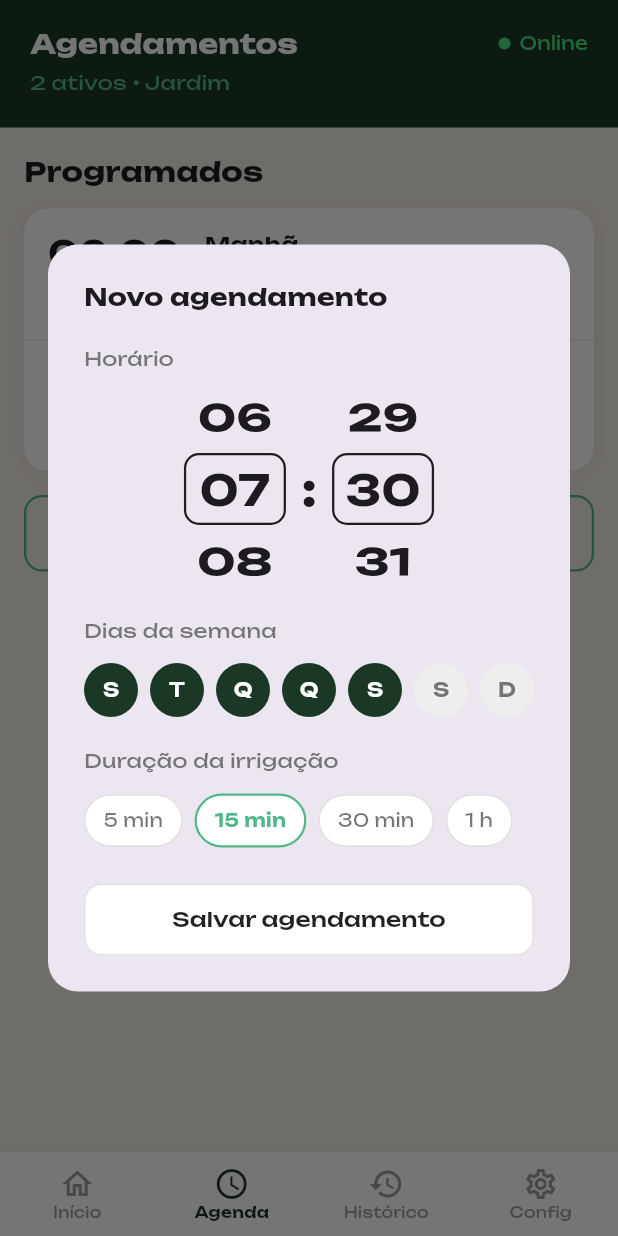
After one commit to RenatoHPissinatti/AutoIrrigator, a Flutter app: the screen it shows after launch, item 2 of the bottom bar chosen, after a tap on "+ Novo agendamento", on a phone screen of 412 x 824 dp. The commit adds this screen. Run offline on Flutter 3.47's test engine with Material 3 defaults, Android fonts, the phone set to English and light mode, and no system bars; our stand-ins replace google_fonts.

Commit message:
feat/agenda + modal

```diff
--- a/App/irrigator/lib/app/app.dart
+++ b/App/irrigator/lib/app/app.dart
@@ -1,5 +1,6 @@
 import 'package:flutter/material.dart';
 import 'package:google_fonts/google_fonts.dart';
+import 'view/pages/agenda_page.dart';
 import 'view/pages/home_page.dart';
 
 class App extends StatelessWidget {
@@ -17,6 +18,7 @@ class App extends StatelessWidget {
       home: const HomePage(),
       routes: {
         '/home': (context) => const HomePage(),
+        '/agenda': (context) => const AgendaPage(),
       },
     );
   }
--- /dev/null
+++ b/App/irrigator/lib/app/model/schedule.dart
@@ -0,0 +1,30 @@
+import 'package:flutter/foundation.dart';
+
+@immutable
+class Schedule {
+  final String id;
+  final int hour;
+  final int minute;
+  final List<bool> days; // [Seg, Ter, Qua, Qui, Sex, Sáb, Dom]
+  final int durationMinutes;
+
+  const Schedule({
+    required this.id,
+    required this.hour,
+    required this.minute,
+    required this.days,
+    required this.durationMinutes,
+  });
+
+  String get label {
+    if (hour >= 5 && hour < 12) return 'Manhã';
+    if (hour >= 12 && hour < 18) return 'Tarde';
+    return 'Noite';
+  }
+
+  String get timeFormatted =>
+      '${hour.toString().padLeft(2, '0')}:${minute.toString().padLeft(2, '0')}';
+
+  String get durationLabel =>
+      durationMinutes >= 60 ? '${durationMinutes ~/ 60} h' : '$durationMinutes min';
+}
--- /dev/null
+++ b/App/irrigator/lib/app/view/pages/agenda_page.dart
@@ -0,0 +1,262 @@
+import 'package:flutter/material.dart';
+import '../../model/schedule.dart';
+import '../../view_model/agenda_view_model.dart';
+import '../widgets/agendamento_modal.dart';
+import '../widgets/bottom_nav_bar.dart';
+
+class AgendaPage extends StatefulWidget {
+  const AgendaPage({super.key});
+
+  @override
+  State<AgendaPage> createState() => _AgendaPageState();
+}
+
+class _AgendaPageState extends State<AgendaPage> {
+  static const _darkGreen = Color(0xFF1B3826);
+  static const _accentGreen = Color(0xFF52B788);
+  static const _bgColor = Color(0xFFF2EDE4);
+
+  static const _dayNames = ['Seg', 'Ter', 'Qua', 'Qui', 'Sex', 'Sáb', 'Dom'];
+
+  late final AgendaViewModel _vm;
+
+  @override
+  void initState() {
+    super.initState();
+    _vm = AgendaViewModel();
+  }
+
+  @override
+  void dispose() {
+    _vm.dispose();
+    super.dispose();
+  }
+
+  Future<void> _openModal() async {
+    final result = await showDialog<Schedule>(
+      context: context,
+      builder: (_) => const AgendamentoModal(),
+    );
+    if (result != null) _vm.addSchedule(result);
+  }
+
+  @override
+  Widget build(BuildContext context) {
+    return ListenableBuilder(
+      listenable: _vm,
+      builder: (context, _) => Scaffold(
+        backgroundColor: _bgColor,
+        body: Column(
+          children: [
+            _buildHeader(),
+            Expanded(
+              child: SingleChildScrollView(
+                padding: const EdgeInsets.all(16),
+                child: Column(
+                  crossAxisAlignment: CrossAxisAlignment.start,
+                  children: [
+                    _buildScheduleList(),
+                    const SizedBox(height: 20),
+                  ],
+                ),
+              ),
+            ),
+          ],
+        ),
+        bottomNavigationBar: BottomNavBar(
+          currentIndex: 1,
+          onTap: (index) {
+            switch (index) {
+              case 0:
+                Navigator.pushReplacementNamed(context, '/home');
+              case 2:
+                Navigator.pushReplacementNamed(context, '/historico');
+              case 3:
+                Navigator.pushReplacementNamed(context, '/config');
+            }
+          },
+        ),
+      ),
+    );
+  }
+
+  Widget _buildHeader() {
+    return Container(
+      color: _darkGreen,
+      padding: EdgeInsets.only(
+        top: MediaQuery.of(context).padding.top + 16,
+        left: 20,
+        right: 20,
+        bottom: 20,
+      ),
+      child: Column(
+        crossAxisAlignment: CrossAxisAlignment.start,
+        children: [
+          Row(
+            mainAxisAlignment: MainAxisAlignment.spaceBetween,
+            children: [
+              const Text(
+                'Agendamentos',
+                style: TextStyle(
+                  color: Colors.white,
+                  fontSize: 18,
+                  fontWeight: FontWeight.bold,
+                ),
+              ),
+              Row(
+                children: [
+                  Container(
+                    width: 8,
+                    height: 8,
+                    decoration: const BoxDecoration(
+                      color: Color(0xFF4ADE80),
+                      shape: BoxShape.circle,
+                    ),
+                  ),
+                  const SizedBox(width: 6),
+                  const Text(
+                    'Online',
+                    style: TextStyle(color: Color(0xFF4ADE80), fontSize: 12),
+                  ),
+                ],
+              ),
+            ],
+          ),
+          const SizedBox(height: 4),
+          Text(
+            '${_vm.activeCount} ativos • Jardim',
+            style: const TextStyle(color: _accentGreen, fontSize: 13),
+          ),
+        ],
+      ),
+    );
+  }
+
+  Widget _buildScheduleList() {
+    return Column(
+      crossAxisAlignment: CrossAxisAlignment.start,
+      children: [
+        const Text(
+          'Programados',
+          style: TextStyle(fontSize: 18, fontWeight: FontWeight.bold),
+        ),
+        const SizedBox(height: 12),
+        Container(
+          decoration: BoxDecoration(
+            color: Colors.white,
+            borderRadius: BorderRadius.circular(16),
+            boxShadow: [
+              BoxShadow(
+                color: Colors.black.withValues(alpha: 0.05),
+                blurRadius: 8,
+                offset: const Offset(0, 2),
+              ),
+            ],
+          ),
+          child: Column(
+            children: [
+              ...List.generate(_vm.schedules.length, (i) {
+                final isLast = i == _vm.schedules.length - 1;
+                return Column(
+                  children: [
+                    _buildScheduleItem(_vm.schedules[i]),
+                    if (!isLast) Divider(height: 1, color: Colors.grey[200]),
+                  ],
+                );
+              }),
+            ],
+          ),
+        ),
+        const SizedBox(height: 16),
+        _buildAddButton(),
+      ],
+    );
+  }
+
+  Widget _buildScheduleItem(Schedule schedule) {
+    return Padding(
+      padding: const EdgeInsets.symmetric(horizontal: 16, vertical: 14),
+      child: Row(
+        crossAxisAlignment: CrossAxisAlignment.start,
+        children: [
+          Text(
+            schedule.timeFormatted,
+            style: const TextStyle(
+              fontSize: 22,
+              fontWeight: FontWeight.bold,
+            ),
+          ),
+          const SizedBox(width: 16),
+          Expanded(
+            child: Column(
+              crossAxisAlignment: CrossAxisAlignment.start,
+              children: [
+                Text(
+                  schedule.label,
+                  style: const TextStyle(
+                    fontWeight: FontWeight.w600,
+                    fontSize: 14,
+                  ),
+                ),
+                Text(
+                  'Duração: ${schedule.durationLabel}',
+                  style: TextStyle(color: Colors.grey[500], fontSize: 12),
+                ),
+                const SizedBox(height: 6),
+                _buildDaysRow(schedule.days),
+              ],
+            ),
+          ),
+        ],
+      ),
+    );
+  }
+
+  Widget _buildDaysRow(List<bool> days) {
+    return Row(
+      children: List.generate(7, (i) {
+        final active = days[i];
+        return Padding(
+          padding: const EdgeInsets.only(right: 4),
+          child: Text(
+            _dayNames[i],
+            style: TextStyle(
+              color: active ? _accentGreen : Colors.grey[400],
+              fontSize: 11,
+              fontWeight: active ? FontWeight.w600 : FontWeight.normal,
+            ),
+          ),
+        );
+      }),
+    );
+  }
+
+  Widget _buildAddButton() {
+    return GestureDetector(
+      onTap: _openModal,
+      child: Container(
+        width: double.infinity,
+        padding: const EdgeInsets.symmetric(vertical: 14),
+        decoration: BoxDecoration(
+          color: Colors.transparent,
+          borderRadius: BorderRadius.circular(12),
+          border: Border.all(
+            color: _accentGreen,
+            width: 1.5,
+            style: BorderStyle.solid,
+          ),
+        ),
+        child: const Center(
+          child: Text(
+            '+ Novo agendamento',
+            style: TextStyle(
+              color: _accentGreen,
+              fontSize: 14,
+              fontWeight: FontWeight.w600,
+            ),
+          ),
+        ),
+      ),
+    );
+  }
+}
--- /dev/null
+++ b/App/irrigator/lib/app/view/widgets/agendamento_modal.dart
@@ -0,0 +1,236 @@
+import 'package:flutter/material.dart';
+import '../../model/schedule.dart';
+
+class AgendamentoModal extends StatefulWidget {
+  const AgendamentoModal({super.key});
+
+  @override
+  State<AgendamentoModal> createState() => _AgendamentoModalState();
+}
+
+class _AgendamentoModalState extends State<AgendamentoModal> {
+  static const _darkGreen = Color(0xFF1B3826);
+  static const _accentGreen = Color(0xFF52B788);
+
+  late final FixedExtentScrollController _hourCtrl;
+  late final FixedExtentScrollController _minuteCtrl;
+
+  int _hour = 7;
+  int _minute = 30;
+  int _durationIndex = 1;
+  final List<bool> _days = [true, true, true, true, true, false, false];
+
+  final List<String> _dayLabels = ['S', 'T', 'Q', 'Q', 'S', 'S', 'D'];
+  final List<String> _durations = ['5 min', '15 min', '30 min', '1 h'];
+  final List<int> _durationValues = [5, 15, 30, 60];
+
+  @override
+  void initState() {
+    super.initState();
+    _hourCtrl = FixedExtentScrollController(initialItem: _hour);
+    _minuteCtrl = FixedExtentScrollController(initialItem: _minute);
+  }
+
+  @override
+  void dispose() {
+    _hourCtrl.dispose();
+    _minuteCtrl.dispose();
+    super.dispose();
+  }
+
+  void _save() {
+    final schedule = Schedule(
+      id: DateTime.now().millisecondsSinceEpoch.toString(),
+      hour: _hour,
+      minute: _minute,
+      days: List.unmodifiable(_days),
+      durationMinutes: _durationValues[_durationIndex],
+    );
+    Navigator.of(context).pop(schedule);
+  }
+
+  @override
+  Widget build(BuildContext context) {
+    return Dialog(
+      shape: RoundedRectangleBorder(borderRadius: BorderRadius.circular(20)),
+      insetPadding: const EdgeInsets.symmetric(horizontal: 32),
+      child: Padding(
+        padding: const EdgeInsets.all(24),
+        child: Column(
+          mainAxisSize: MainAxisSize.min,
+          crossAxisAlignment: CrossAxisAlignment.start,
+          children: [
+            const Text(
+              'Novo agendamento',
+              style: TextStyle(fontSize: 16, fontWeight: FontWeight.bold),
+            ),
+            const SizedBox(height: 20),
+
+            // — Horário —
+            Text('Horário',
+                style: TextStyle(color: Colors.grey[600], fontSize: 13)),
+            const SizedBox(height: 12),
+            Row(
+              mainAxisAlignment: MainAxisAlignment.center,
+              children: [
+                _buildWheel(
+                  controller: _hourCtrl,
+                  itemCount: 24,
+                  label: (i) => i.toString().padLeft(2, '0'),
+                  onChanged: (i) => setState(() => _hour = i),
+                ),
+                const Padding(
+                  padding: EdgeInsets.symmetric(horizontal: 8),
+                  child: Text(':',
+                      style: TextStyle(
+                          fontSize: 32, fontWeight: FontWeight.bold)),
+                ),
+                _buildWheel(
+                  controller: _minuteCtrl,
+                  itemCount: 60,
+                  label: (i) => i.toString().padLeft(2, '0'),
+                  onChanged: (i) => setState(() => _minute = i),
+                ),
+              ],
+            ),
+            const SizedBox(height: 20),
+
+            // — Dias da semana —
+            Text('Dias da semana',
+                style: TextStyle(color: Colors.grey[600], fontSize: 13)),
+            const SizedBox(height: 12),
+            Row(
+              mainAxisAlignment: MainAxisAlignment.spaceBetween,
+              children: List.generate(7, (i) {
+                final active = _days[i];
+                return GestureDetector(
+                  onTap: () => setState(() => _days[i] = !_days[i]),
+                  child: Container(
+                    width: 36,
+                    height: 36,
+                    decoration: BoxDecoration(
+                      color: active ? _darkGreen : Colors.grey[200],
+                      shape: BoxShape.circle,
+                    ),
+                    child: Center(
+                      child: Text(
+                        _dayLabels[i],
+                        style: TextStyle(
+                          color: active ? Colors.white : Colors.grey[600],
+                          fontSize: 13,
+                          fontWeight: FontWeight.w600,
+                        ),
+                      ),
+                    ),
+                  ),
+                );
+              }),
+            ),
+            const SizedBox(height: 20),
+
+            // — Duração da irrigação —
+            Text('Duração da irrigação',
+                style: TextStyle(color: Colors.grey[600], fontSize: 13)),
+            const SizedBox(height: 12),
+            Row(
+              children: List.generate(_durations.length, (i) {
+                final selected = _durationIndex == i;
+                return Padding(
+                  padding: const EdgeInsets.only(right: 8),
+                  child: GestureDetector(
+                    onTap: () => setState(() => _durationIndex = i),
+                    child: Container(
+                      padding: const EdgeInsets.symmetric(
+                          horizontal: 12, vertical: 8),
+                      decoration: BoxDecoration(
+                        color: Colors.white,
+                        borderRadius: BorderRadius.circular(20),
+                        border: Border.all(
+                          color: selected ? _accentGreen : Colors.grey[300]!,
+                          width: selected ? 1.5 : 1,
+                        ),
+                      ),
+                      child: Text(
+                        _durations[i],
+                        style: TextStyle(
+                          color: selected ? _accentGreen : Colors.black54,
+                          fontSize: 12,
+                          fontWeight: selected
+                              ? FontWeight.w600
+                              : FontWeight.normal,
+                        ),
+                      ),
+                    ),
+                  ),
+                );
+              }),
+            ),
+            const SizedBox(height: 24),
+
+            // — Botão salvar —
+            SizedBox(
+              width: double.infinity,
+              child: ElevatedButton(
+                onPressed: _save,
+                style: ElevatedButton.styleFrom(
+                  backgroundColor: Colors.white,
+                  foregroundColor: Colors.black87,
+                  padding: const EdgeInsets.symmetric(vertical: 14),
+                  elevation: 0,
+                  side: BorderSide(color: Colors.grey[300]!),
+                  shape: RoundedRectangleBorder(
+                      borderRadius: BorderRadius.circular(12)),
+                ),
+                child: const Text('Salvar agendamento'),
+              ),
+            ),
+          ],
+        ),
+      ),
+    );
+  }
+
+  Widget _buildWheel({
+    required FixedExtentScrollController controller,
+    required int itemCount,
+    required String Function(int) label,
+    required ValueChanged<int> onChanged,
+  }) {
+    return SizedBox(
+      width: 72,
+      height: 130,
+      child: Stack(
+        alignment: Alignment.center,
+        children: [
+          Container(
+            height: 48,
+            margin: const EdgeInsets.symmetric(horizontal: 2),
+            decoration: BoxDecoration(
+              border: Border.all(color: Colors.black87, width: 1.5),
+              borderRadius: BorderRadius.circular(10),
+            ),
+          ),
+          ListWheelScrollView.useDelegate(
+            controller: controller,
+            itemExtent: 48,
+            physics: const FixedExtentScrollPhysics(),
+            perspective: 0.002,
+            onSelectedItemChanged: onChanged,
+            childDelegate: ListWheelChildBuilderDelegate(
+              childCount: itemCount,
+              builder: (context, i) => Center(
+                child: Text(
+                  label(i),
+                  style: const TextStyle(
+                    fontSize: 28,
+                    fontWeight: FontWeight.w700,
+                  ),
+                ),
+              ),
+            ),
+          ),
+        ],
+      ),
+    );
+  }
+}
--- /dev/null
+++ b/App/irrigator/lib/app/view_model/agenda_view_model.dart
@@ -0,0 +1,41 @@
+import 'package:flutter/foundation.dart';
+import '../model/schedule.dart';
+
+class AgendaViewModel extends ChangeNotifier {
+  final List<Schedule> _schedules = [
+    const Schedule(
+      id: '1',
+      hour: 6,
+      minute: 0,
+      days: [true, true, true, true, true, false, false],
+      durationMinutes: 20,
+    ),
+    const Schedule(
+      id: '2',
+      hour: 18,
+      minute: 30,
+      days: [false, false, false, false, false, true, true],
+      durationMinutes: 15,
+    ),
+  ];
+
+  List<Schedule> get schedules => List.unmodifiable(_schedules);
+
+  int get activeCount => _schedules.length;
+
+  void addSchedule(Schedule schedule) {
+    _schedules.add(schedule);
+    // ordenar por horário
+    _schedules.sort((a, b) {
+      final aMinutes = a.hour * 60 + a.minute;
+      final bMinutes = b.hour * 60 + b.minute;
+      return aMinutes.compareTo(bMinutes);
+    });
+    notifyListeners();
+  }
+
+  void removeSchedule(String id) {
+    _schedules.removeWhere((s) => s.id == id);
+    notifyListeners();
+  }
+}
```
